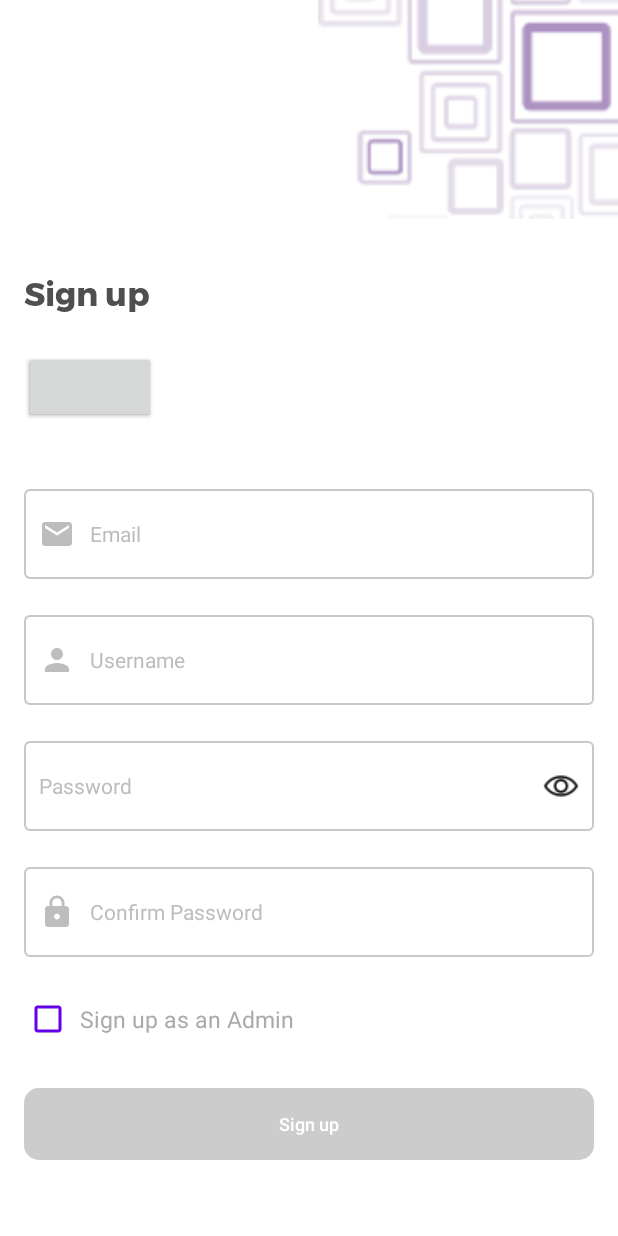
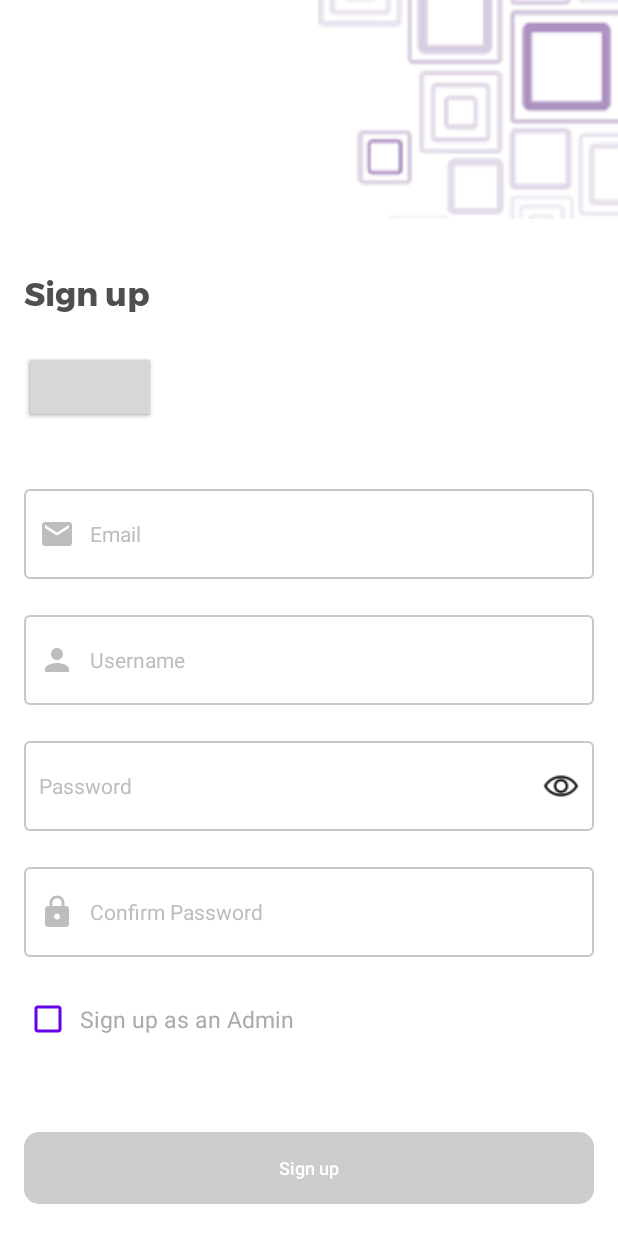
Before and after one commit to Stephenayor/Food_Ordering_app, an Android app: the SignUpFragment screen opened directly, with no data from a screen before it, on a phone screen of 412 x 824 dp. Run offline under Robolectric (Android 15) with nearby library versions, the light colour scheme and no system bars; our stand-ins replace data binding; libraries missing offline, so code that uses them is left out: co.ceryle.radiorealbutton; plain views replace RadioRealButton, RadioRealButtonGroup; 7 statements that could not run were skipped.

Commit message:
quick adjustments to slider fragments

```diff
--- a/app/src/main/res/layout/activity_intro_slider.xml
+++ b/app/src/main/res/layout/activity_intro_slider.xml
@@ -30,14 +30,16 @@
             app:layout_constraintHorizontal_bias="0.0"
             app:layout_constraintStart_toStartOf="parent"
             app:layout_constraintTop_toBottomOf="@id/slider_main_text"
-            app:layout_constraintVertical_bias="1.0"></androidx.viewpager.widget.ViewPager>
+            app:layout_constraintVertical_bias="1.0">
+
+        </androidx.viewpager.widget.ViewPager>
 
 
         <LinearLayout
             android:id="@+id/dots_layout"
             android:layout_width="match_parent"
             android:layout_height="wrap_content"
-            android:layout_marginBottom="180dp"
+            android:layout_marginBottom="160dp"
             android:background="@android:color/transparent"
             android:orientation="horizontal"
             android:weightSum="5"
--- a/app/src/main/res/layout/fragment_sign_up.xml
+++ b/app/src/main/res/layout/fragment_sign_up.xml
@@ -6,19 +6,18 @@
     <ScrollView
         android:id="@+id/sv_main"
         android:layout_width="match_parent"
-        android:layout_height="wrap_content">
+        android:layout_height="match_parent">
 
     <RelativeLayout
         android:id="@+id/first_rl"
         android:layout_width="match_parent"
-        android:layout_height="wrap_content"
-        android:fitsSystemWindows="true">
+        android:layout_height="match_parent">
 
 
             <RelativeLayout
                 android:id="@+id/view"
                 android:layout_width="match_parent"
-                android:layout_height="wrap_content">
+                android:layout_height="match_parent">
 
 
                 <ImageView
@@ -146,7 +145,7 @@
                         android:layout_height="wrap_content"
                         android:layout_below="@id/confirm_sign_up_password"
                         android:layout_alignBaseline="@id/admin_checkbox"
-                        android:layout_marginStart="50dp"
+                        android:layout_marginStart="25dp"
                         android:layout_marginTop="25dp"
                         android:layout_toEndOf="@id/admin_checkbox"
                         android:text="Sign up Personal"
@@ -162,9 +161,10 @@
                         android:layout_alignEnd="@id/sign_up_password"
                         android:layout_marginTop="25dp"
                         android:layout_marginStart="@dimen/padding_10"
-                        android:layout_toRightOf="@id/sign_up_personal"
+                        android:layout_toEndOf="@id/sign_up_personal"
                         android:buttonTint="@color/black"
                         android:visibility="invisible"
+                        tools:visibility="visible"
                         android:textSize="15sp" />
 
                 </RelativeLayout>
@@ -173,8 +173,9 @@
                     android:id="@+id/btn_sign_up"
                     style="@style/newButton_v2"
                     android:layout_below="@id/sign_up_field_rl"
+                    android:layout_marginTop="59dp"
+                    android:layout_marginBottom="0dp"
                     android:enabled="false"
-                    android:layout_marginBottom="20dp"
                     android:text="Sign up" />
 
             </RelativeLayout>
```
